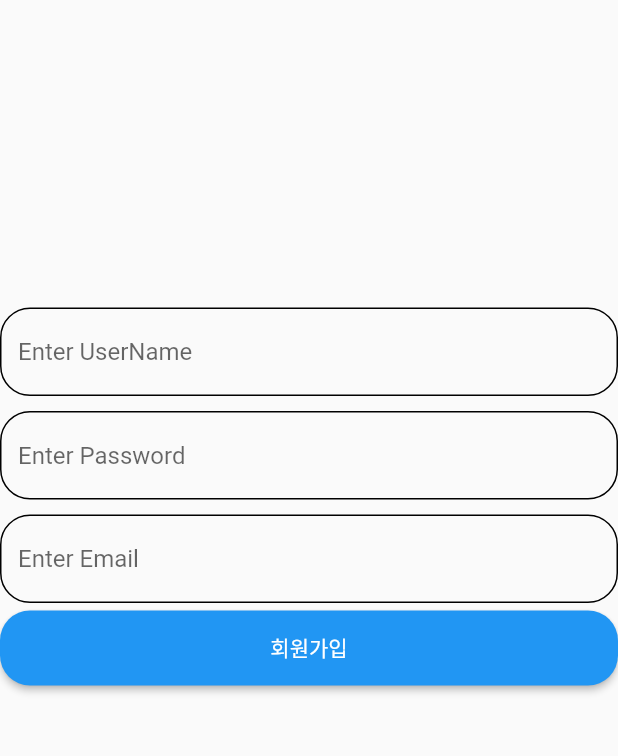
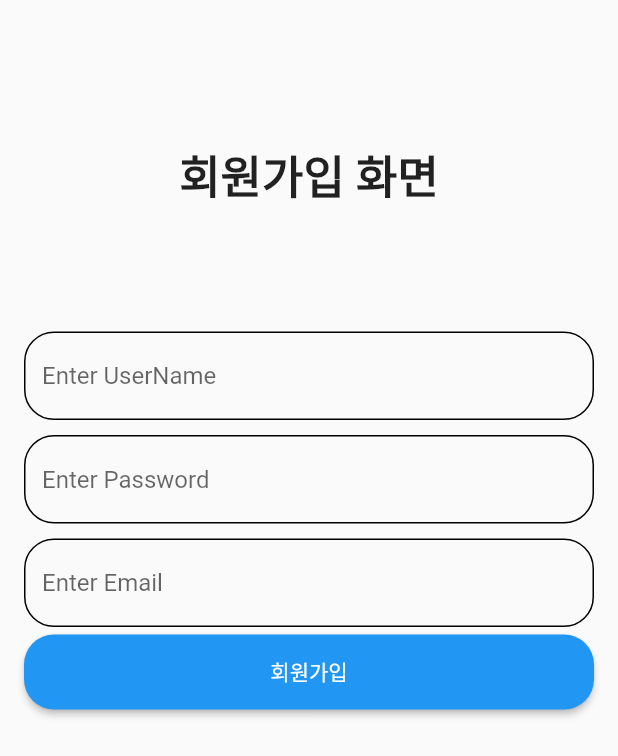
Before and after one commit to HiddenEvent/flutter_blog, a Flutter app: the screen it shows after launch, on a phone screen of 412 x 824 dp. Shown: the top 756 px of the screen. Run offline on Flutter 3.47's test engine with Material 2 defaults, Android fonts, the phone set to English and light mode, and no system bars.

Commit message:
[회원가입] Style 속성 및 메서드 분리 작업완료

```diff
--- a/lib/pages/user/join_page.dart
+++ b/lib/pages/user/join_page.dart
@@ -6,13 +6,36 @@ class JoinPage extends StatelessWidget {
   @override
   Widget build(BuildContext context) {
     return Scaffold(
-      body: ListView(
+      body: Padding(
+        padding: const EdgeInsets.all(16.0),
+        child: ListView(
+          children: [
+            Container(
+              alignment: Alignment.center,
+              height: 200,
+              child: Text(
+                "회원가입 화면",
+                style: TextStyle(
+                  fontSize: 30,
+                  fontWeight: FontWeight.bold,
+                ),
+              ),
+            ),
+            _joinForm(),
+          ],
+        ),
+      ),
+    );
+  }
+
+  Widget _joinForm() {
+    return Form(
+      child: Column(
         children: [
-          SizedBox(height: 200),
           CustomTextFormField(hint: "Enter UserName"),
           CustomTextFormField(hint: "Enter Password"),
           CustomTextFormField(hint: "Enter Email"),
-          CustomElevatedButton(text: "회원가입",)
+          CustomElevatedButton(text: "회원가입")
         ],
       ),
     );
```
